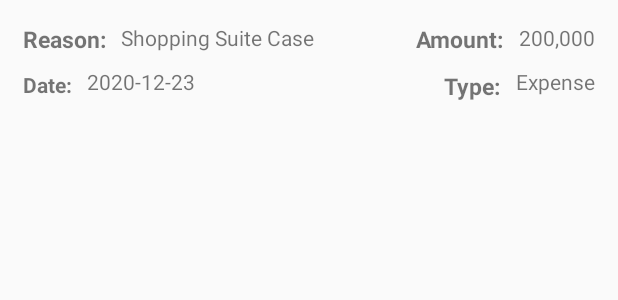
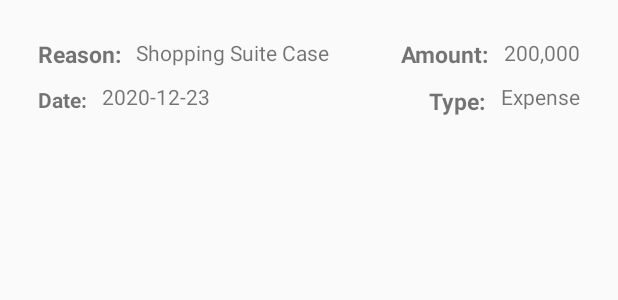
Before and after one commit to Olili2017/training-spectrum-expenditure-app, an Android app: the layout transactions_list_item.xml on its own in the app's theme, with its tools: preview values and no code run, on a phone screen of 412 x 824 dp. Shown: the top 300 px of the screen. Run offline under Robolectric (Android 15) with nearby library versions, the light colour scheme and no system bars; network calls fail.

Commit message:
Final changes

```diff
--- a/app/src/main/java/com/ugnext/training/expenditureapp/TransactionsAdapter.java
+++ b/app/src/main/java/com/ugnext/training/expenditureapp/TransactionsAdapter.java
@@ -30,6 +30,7 @@ public class TransactionsAdapter extends RecyclerView.Adapter<TransactionsAdapte
         holder.reason.setText(transactions.get(position).getReason());
         holder.amount.setText(transactions.get(position).getAmount());
         holder.transactionDate.setText(transactions.get(position).getTransactionDate());
+        holder.type.setText(transactions.get(position).getType());
     }
 
     @Override
--- a/app/src/main/res/layout/transactions_list_item.xml
+++ b/app/src/main/res/layout/transactions_list_item.xml
@@ -3,8 +3,9 @@
     xmlns:app="http://schemas.android.com/apk/res-auto"
     xmlns:tools="http://schemas.android.com/tools"
     android:layout_width="match_parent"
-    android:layout_height="match_parent"
-    android:padding="15dp">
+    android:layout_height="wrap_content"
+    android:padding="15dp"
+    android:layout_margin="10dp">
 
     <TextView
         android:id="@+id/textView"
@@ -56,6 +57,7 @@
         android:layout_below="@+id/reason"
         android:layout_marginTop="10dp"
         android:layout_marginLeft="10dp"
+        android:gravity="center"
         android:layout_toRightOf="@id/textView3"/>
 
     <TextView
@@ -76,6 +78,7 @@
         android:layout_marginTop="10dp"
         android:layout_below="@+id/amount"
         android:text="Expense"
+        android:gravity="center"
         android:layout_alignParentEnd="true"/>
 
 </RelativeLayout>
```
Also changed, not shown: app/src/main/java/com/ugnext/training/expenditureapp/TransactionsClass.java (+7 -1 lines), 1 other file.
